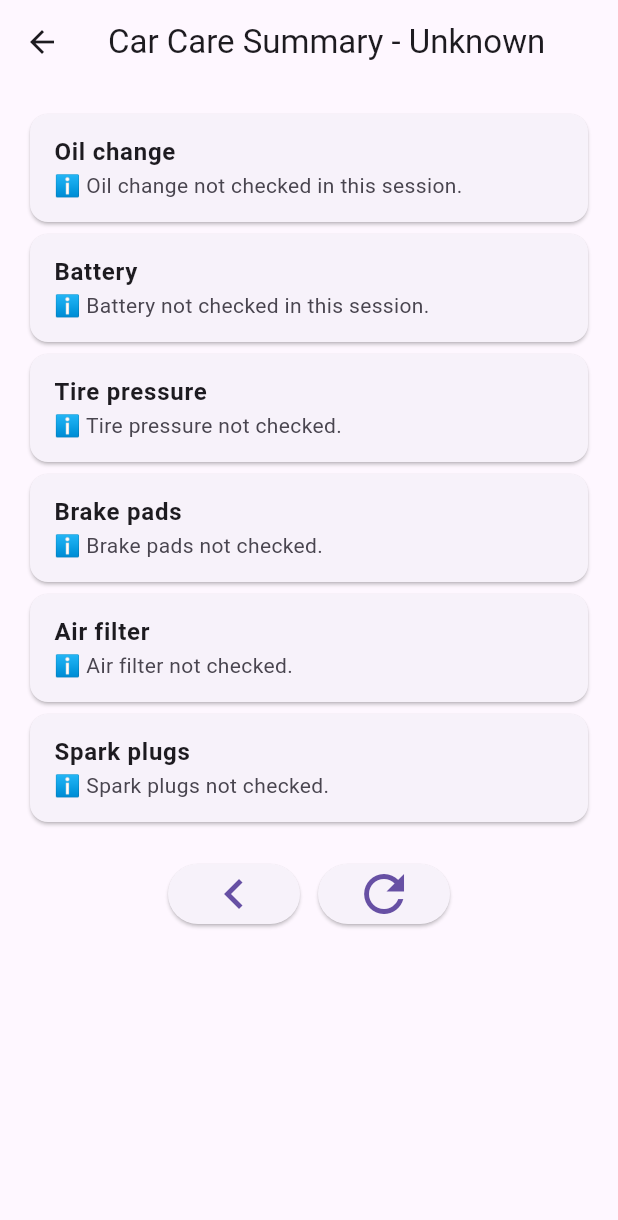
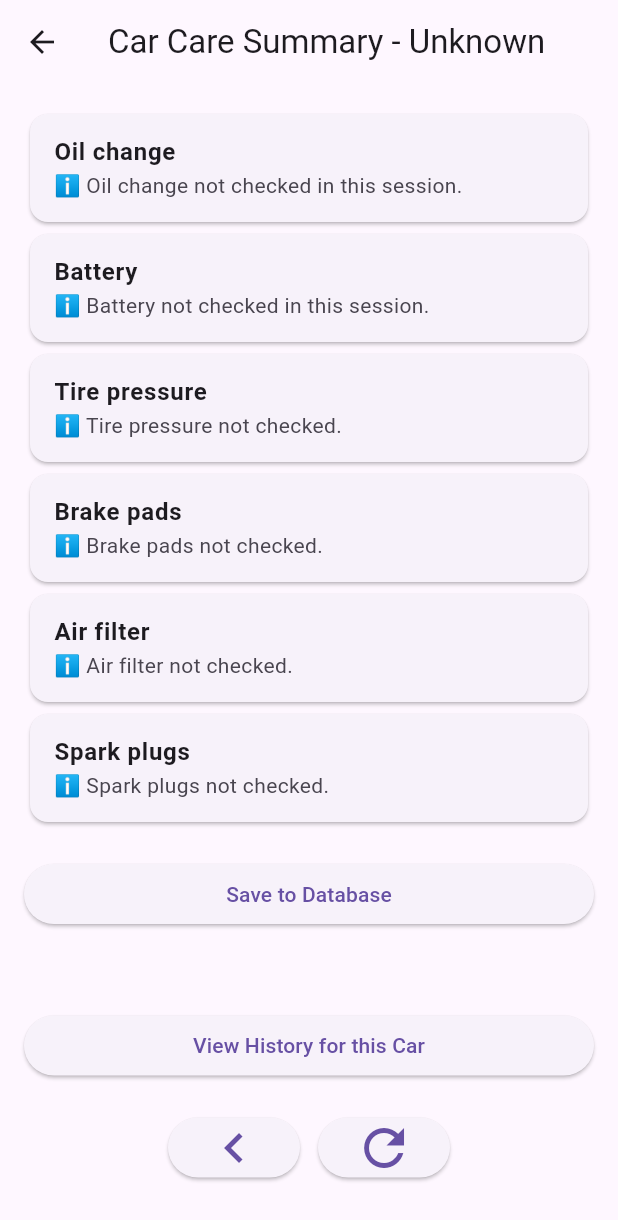
Before and after one commit to Anasmtaweh/CCC, a Flutter app: the Page2 screen opened directly, after a tap on the "navigate next" icon, on a phone screen of 412 x 824 dp. Shown: the top 1220 px of the screen. Run offline on Flutter 3.47's test engine with Material 3 defaults, Android fonts, the phone set to English and light mode, and no system bars; network calls fail.

Commit message:
Added database

```diff
--- a/lib/car_care_data.dart
+++ b/lib/car_care_data.dart
@@ -1,4 +1,5 @@
 class CarCareData {
+  final String plate;
   final String brand;
   final String oil;
   final String battery;
@@ -7,13 +8,14 @@ class CarCareData {
   final String airFilter;
   final String spark;
 
-  CarCareData(
-    this.brand,
-    this.oil,
-    this.battery,
-    this.tire,
-    this.brakes,
-    this.airFilter,
-    this.spark,
-  );
+  CarCareData({
+    required this.plate,
+    required this.brand,
+    required this.oil,
+    required this.battery,
+    required this.tire,
+    required this.brakes,
+    required this.airFilter,
+    required this.spark,
+  });
 }
--- a/lib/main.dart
+++ b/lib/main.dart
@@ -1,5 +1,6 @@
 import 'package:flutter/material.dart';
 import 'page1.dart';
+import 'plate_login.dart';
 
 void main() {
   runApp(const MyApp());
@@ -14,7 +15,7 @@ class MyApp extends StatelessWidget {
       debugShowCheckedModeBanner: false,
       title: 'Car Care Check',
       theme: ThemeData(useMaterial3: true),
-      home: const Page1(), // first screen
+      home: const PlateLoginPage(),
     );
   }
 }
--- a/lib/page2.dart
+++ b/lib/page2.dart
@@ -107,7 +107,8 @@ class _Page2State extends State<Page2> {
     return '❌ Battery might be old, consider checking/ replacing it.';
   }
 
-  void _openSummary(String brand) {
+  // CHANGED: take CarCareData instead of String brand
+  void _openSummary(CarCareData currentData) {
     final oilMsg = _oil
         ? _oilMessageFromText(_oilController.text)
         : 'ℹ️ Oil change not checked in this session.';
@@ -125,14 +126,16 @@ class _Page2State extends State<Page2> {
         : 'ℹ️ Spark plugs not checked.';
     final batteryMsg = _batteryMessage();
 
+    // NEW: keep plate and brand from currentData
     final data = CarCareData(
-      brand,
-      oilMsg,
-      batteryMsg,
-      tireMsg,
-      brakesMsg,
-      airFilterMsg,
-      sparkMsg,
+      plate: currentData.plate,
+      brand: currentData.brand,
+      oil: oilMsg,
+      battery: batteryMsg,
+      tire: tireMsg,
+      brakes: brakesMsg,
+      airFilter: airFilterMsg,
+      spark: sparkMsg,
     );
 
     Navigator.of(context).push(
@@ -145,8 +148,22 @@ class _Page2State extends State<Page2> {
 
   @override
   Widget build(BuildContext context) {
-    final String brand =
-        (ModalRoute.of(context)?.settings.arguments as String?) ?? 'Unknown';
+    // CHANGED: read CarCareData instead of String
+    final args = ModalRoute.of(context)?.settings.arguments;
+    final CarCareData currentData = (args is CarCareData)
+        ? args
+        : CarCareData(
+            plate: '',
+            brand: 'Unknown',
+            oil: '',
+            battery: '',
+            tire: '',
+            brakes: '',
+            airFilter: '',
+            spark: '',
+          );
+
+    final String brand = currentData.brand;
 
     return Scaffold(
       appBar: AppBar(
@@ -311,7 +328,7 @@ class _Page2State extends State<Page2> {
               ),
               const SizedBox(height: 20.0),
               ElevatedButton(
-                onPressed: () => _openSummary(brand),
+                onPressed: () => _openSummary(currentData),
                 child: const Icon(Icons.navigate_next, size: 40),
               ),
               const SizedBox(height: 20.0),
--- a/lib/page3.dart
+++ b/lib/page3.dart
@@ -1,8 +1,49 @@
 import 'package:flutter/material.dart';
+import 'package:http/http.dart' as http;
+import 'dart:convert';
 import 'car_care_data.dart';
+import 'history_page.dart';
 
-class Page3 extends StatelessWidget {
+class Page3 extends StatefulWidget {
   const Page3({Key? key}) : super(key: key);
+
+  @override
+  State<Page3> createState() => _Page3State();
+}
+
+class _Page3State extends State<Page3> {
+  String _saveMessage = '';
+
+  Future<void> saveToDatabase(CarCareData data) async {
+    // PUT YOUR AWARDSPACE URL HERE
+    final url = Uri.parse('http://carecarecheck.atwebpages.com/save_car.php');
+
+    try {
+      final response = await http.post(
+        url,
+        headers: {'Content-Type': 'application/json'},
+        body: jsonEncode({
+          'plate': data.plate,
+          'brand': data.brand,
+          'oil': data.oil,
+          'battery': data.battery,
+          'tire': data.tire,
+          'brakes': data.brakes,
+          'air_filter': data.airFilter,
+          'spark': data.spark,
+        }),
+      );
+
+      final result = jsonDecode(response.body);
+      setState(() {
+        _saveMessage = result['message'];
+      });
+    } catch (e) {
+      setState(() {
+        _saveMessage = 'Failed to save: $e';
+      });
+    }
+  }
 
   @override
   Widget build(BuildContext context) {
@@ -13,6 +54,7 @@ class Page3 extends StatelessWidget {
         body: const Center(child: Text('No summary data provided.')),
       );
     }
+
     final data = args;
 
     return Scaffold(
@@ -29,6 +71,31 @@ class Page3 extends StatelessWidget {
           _tile('Brake pads', data.brakes),
           _tile('Air filter', data.airFilter),
           _tile('Spark plugs', data.spark),
+          const SizedBox(height: 20),
+          ElevatedButton(
+            onPressed: () => saveToDatabase(data),
+            child: const Text('Save to Database'),
+          ),
+          const SizedBox(height: 10),
+          Text(
+            _saveMessage,
+            textAlign: TextAlign.center,
+            style: TextStyle(
+              color: _saveMessage.contains('success') ? Colors.green : Colors.red,
+              fontSize: 16,
+            ),
+          ),
+          const SizedBox(height: 20),
+          ElevatedButton(
+            onPressed: () {
+              Navigator.of(context).push(
+                MaterialPageRoute(
+                  builder: (context) => HistoryPage(plate: data.plate),
+                ),
+              );
+            },
+            child: const Text('View History for this Car'),
+          ),
           const SizedBox(height: 20),
           Row(
             mainAxisAlignment: MainAxisAlignment.center,
--- a/pubspec.yaml
+++ b/pubspec.yaml
@@ -9,6 +9,8 @@ dependencies:
   flutter:
     sdk: flutter
   cupertino_icons: ^1.0.6
+  encrypted_shared_preferences: ^3.0.1
+  http: ^1.6.0
 
 dev_dependencies:
   flutter_test:
```
Also changed, not shown: lib/history_page.dart (added, +87 -0 lines), lib/page1.dart (+37 -15 lines), lib/plate_login.dart (added, +78 -0 lines), pubspec.lock, 1 other file.
